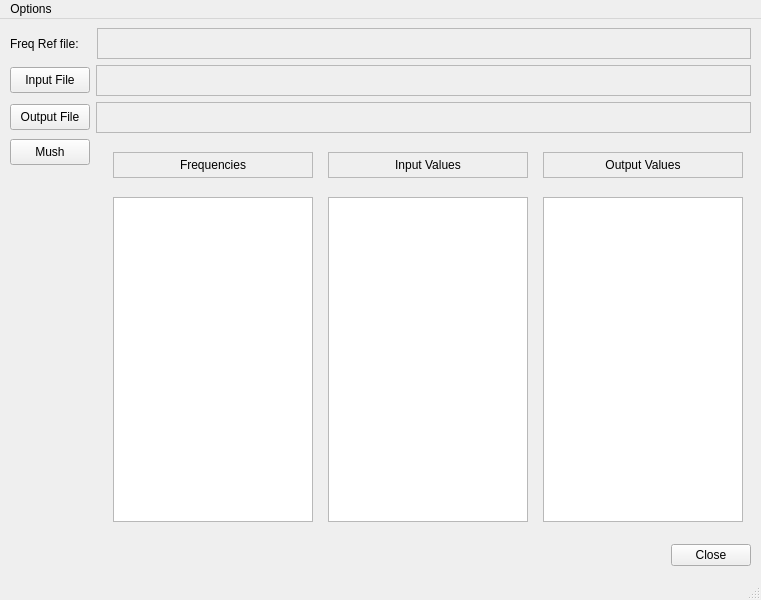
Old version of the form mxpb4ant.ui in the repository mikeinsantarosa/mxpb4ant.
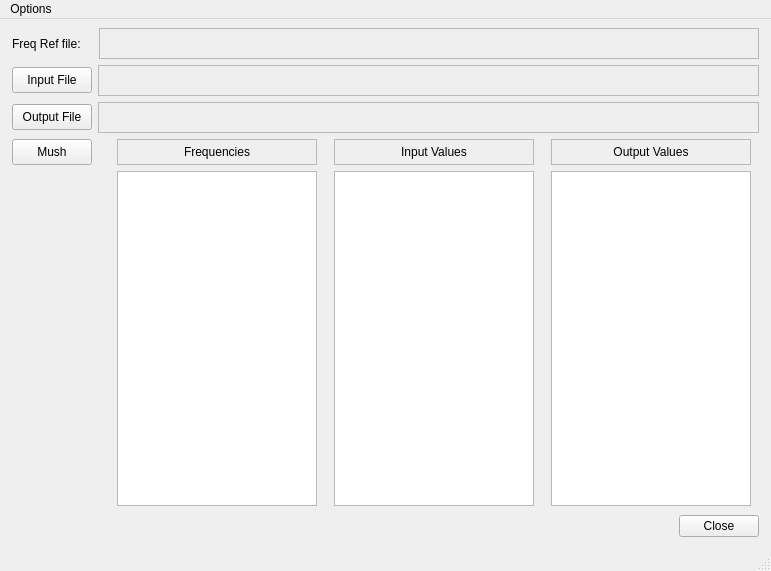
New version of the form. Icons and pictures are not drawn.

Commit message: adapted for win10 edits

```diff
--- a/mxpb4ant.ui
+++ b/mxpb4ant.ui
@@ -6,8 +6,8 @@
    <rect>
     <x>0</x>
     <y>0</y>
-    <width>761</width>
-    <height>600</height>
+    <width>771</width>
+    <height>571</height>
    </rect>
   </property>
   <property name="windowIcon">
@@ -241,7 +241,7 @@
         <property name="maximumSize">
          <size>
           <width>200</width>
-          <height>325</height>
+          <height>9000</height>
          </size>
         </property>
        </widget>
@@ -301,7 +301,7 @@
         <property name="maximumSize">
          <size>
           <width>200</width>
-          <height>325</height>
+          <height>9000</height>
          </size>
         </property>
        </widget>
@@ -361,7 +361,7 @@
         <property name="maximumSize">
          <size>
           <width>200</width>
-          <height>325</height>
+          <height>9000</height>
          </size>
         </property>
        </widget>
@@ -415,8 +415,8 @@
     <rect>
      <x>0</x>
      <y>0</y>
-     <width>761</width>
-     <height>23</height>
+     <width>771</width>
+     <height>21</height>
     </rect>
    </property>
    <widget class="QMenu" name="menuOptions">
```
The commit also changes 2 other files.
